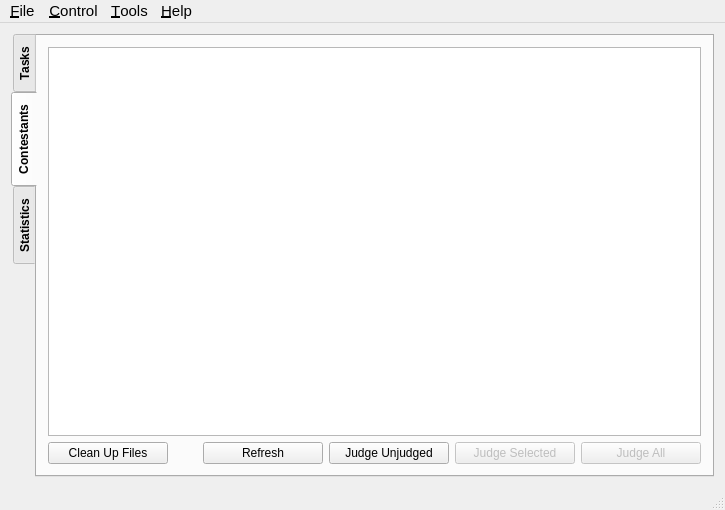
Old version of the form forms/lemon.ui in the repository Project-LemonLime/Project_LemonLime.
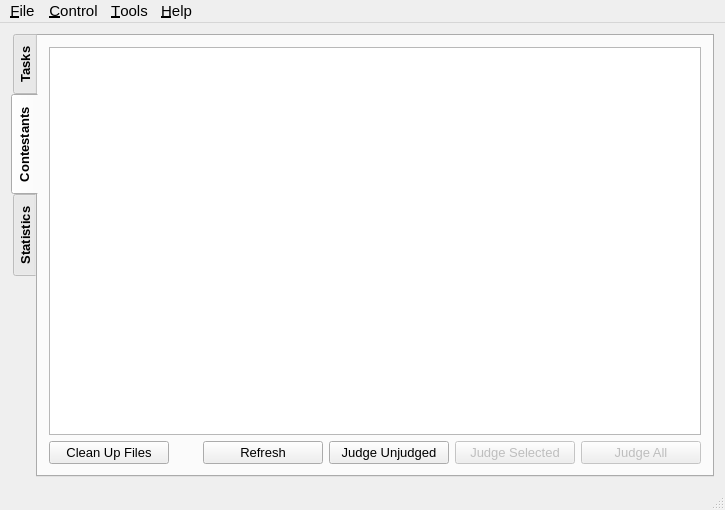
New version of the form. The open tabs and pages were chosen to show the change. Icons and pictures are not drawn. Custom widgets are drawn as their Qt base class.

Diff of the .ui file:
```diff
--- a/forms/lemon.ui
+++ b/forms/lemon.ui
@@ -32,7 +32,7 @@
       </property>
       <property name="font">
        <font>
-        <pointsize>9</pointsize>
+        <pointsize>10</pointsize>
         <weight>75</weight>
         <bold>true</bold>
        </font>
@@ -40,9 +40,6 @@
       <property name="autoFillBackground">
        <bool>false</bool>
       </property>
-      <property name="styleSheet">
-       <string notr="true">font-size: 9pt;</string>
-      </property>
       <property name="tabPosition">
        <enum>QTabWidget::West</enum>
       </property>
@@ -205,12 +202,15 @@
        <layout class="QVBoxLayout" name="verticalLayout">
         <item>
          <widget class="ResultViewer" name="resultViewer">
+          <property name="font">
+           <font>
+            <weight>50</weight>
+            <bold>false</bold>
+           </font>
+          </property>
           <property name="statusTip">
            <string>Contestant List...</string>
           </property>
-          <property name="styleSheet">
-           <string notr="true">font-size:10pt;</string>
-          </property>
           <property name="editTriggers">
            <set>QAbstractItemView::NoEditTriggers</set>
           </property>
@@ -265,6 +265,13 @@
               <height>0</height>
              </size>
             </property>
+            <property name="font">
+             <font>
+              <pointsize>10</pointsize>
+              <weight>50</weight>
+              <bold>false</bold>
+             </font>
+            </property>
             <property name="statusTip">
              <string>Cleanup the files of all contestants...</string>
             </property>
@@ -298,6 +305,13 @@
               <height>0</height>
              </size>
             </property>
+            <property name="font">
+             <font>
+              <pointsize>10</pointsize>
+              <weight>50</weight>
+              <bold>false</bold>
+             </font>
+            </property>
             <property name="statusTip">
              <string>Refresh the contestant list...</string>
             </property>
@@ -324,6 +338,13 @@
               <height>0</height>
              </size>
             </property>
+            <property name="font">
+             <font>
+              <pointsize>10</pointsize>
+              <weight>50</weight>
+              <bold>false</bold>
+             </font>
+            </property>
             <property name="statusTip">
              <string>Judge unjudged...</string>
             </property>
@@ -347,6 +368,13 @@
               <height>0</height>
              </size>
             </property>
+            <property name="font">
+             <font>
+              <pointsize>10</pointsize>
+              <weight>50</weight>
+              <bold>false</bold>
+             </font>
+            </property>
             <property name="statusTip">
              <string>Judge selected area...</string>
             </property>
@@ -370,6 +398,13 @@
               <height>0</height>
              </size>
             </property>
+            <property name="font">
+             <font>
+              <pointsize>10</pointsize>
+              <weight>50</weight>
+              <bold>false</bold>
+             </font>
+            </property>
             <property name="statusTip">
              <string>Judge all contestants...</string>
             </property>
```
Left out of the diff: 27 changed lines with no effect on the pictures.
